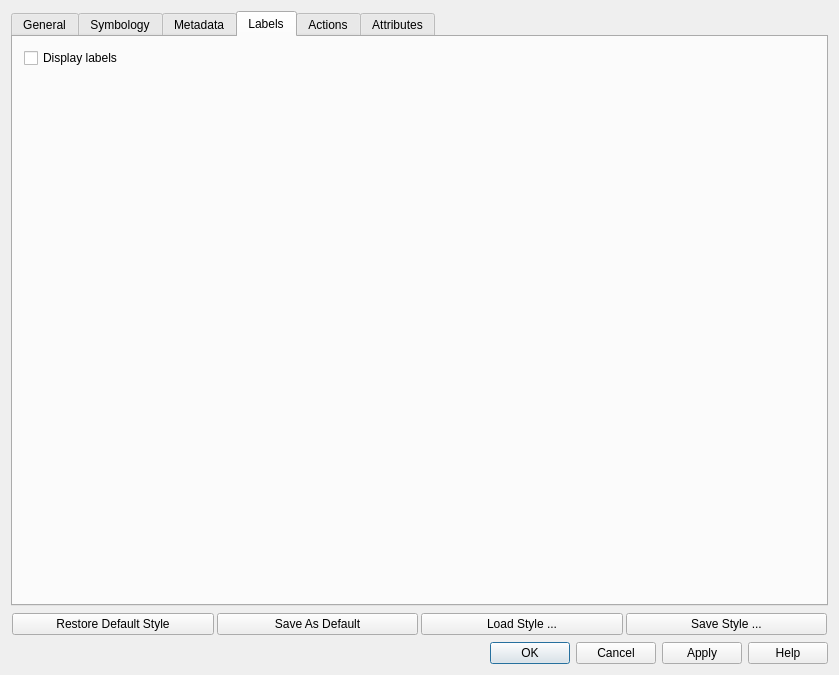
The window that src/ui/qgsvectorlayerpropertiesbase.ui (qgis/QGIS) describes before a commit, drawn with Qt 5.
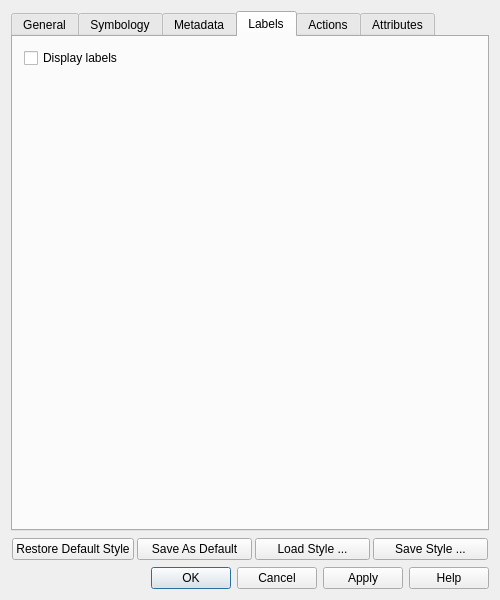
The same window after the commit. Icons and pictures are not drawn.

What changed in the file:
```diff
--- a/src/ui/qgsvectorlayerpropertiesbase.ui
+++ b/src/ui/qgsvectorlayerpropertiesbase.ui
@@ -5,8 +5,8 @@
    <rect>
     <x>0</x>
     <y>0</y>
-    <width>839</width>
-    <height>675</height>
+    <width>500</width>
+    <height>600</height>
    </rect>
   </property>
   <property name="minimumSize" >
```
